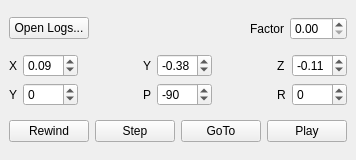
Old version of the form basestation/logplayer.ui in the repository wpfhtl/octocopter.
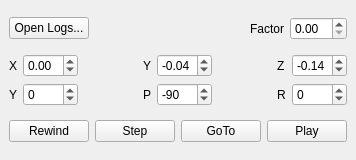
New version of the form.

```diff
--- a/basestation/logplayer.ui
+++ b/basestation/logplayer.ui
@@ -6,7 +6,7 @@
    <rect>
     <x>0</x>
     <y>0</y>
-    <width>200</width>
+    <width>233</width>
     <height>160</height>
    </rect>
   </property>
@@ -18,7 +18,7 @@
   </property>
   <property name="minimumSize">
    <size>
-    <width>200</width>
+    <width>233</width>
     <height>160</height>
    </size>
   </property>
@@ -95,7 +95,7 @@
          <double>0.010000000000000</double>
         </property>
         <property name="value">
-         <double>0.090000000000000</double>
+         <double>0.000000000000000</double>
         </property>
        </widget>
       </item>
@@ -118,7 +118,7 @@
          <double>0.010000000000000</double>
         </property>
         <property name="value">
-         <double>-0.380000000000000</double>
+         <double>-0.040000000000000</double>
         </property>
        </widget>
       </item>
@@ -141,7 +141,7 @@
          <double>0.010000000000000</double>
         </property>
         <property name="value">
-         <double>-0.110000000000000</double>
+         <double>-0.140000000000000</double>
         </property>
        </widget>
       </item>
```
